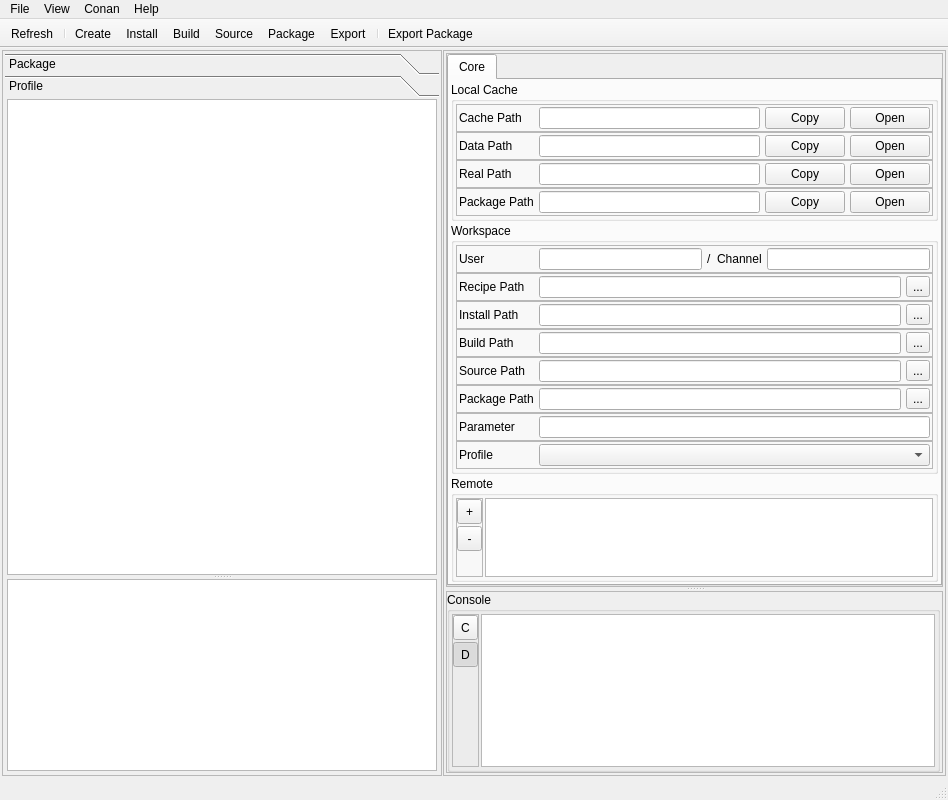
afri-bit/conan-guide, file resources/ui/main_window.ui: the form before one commit.
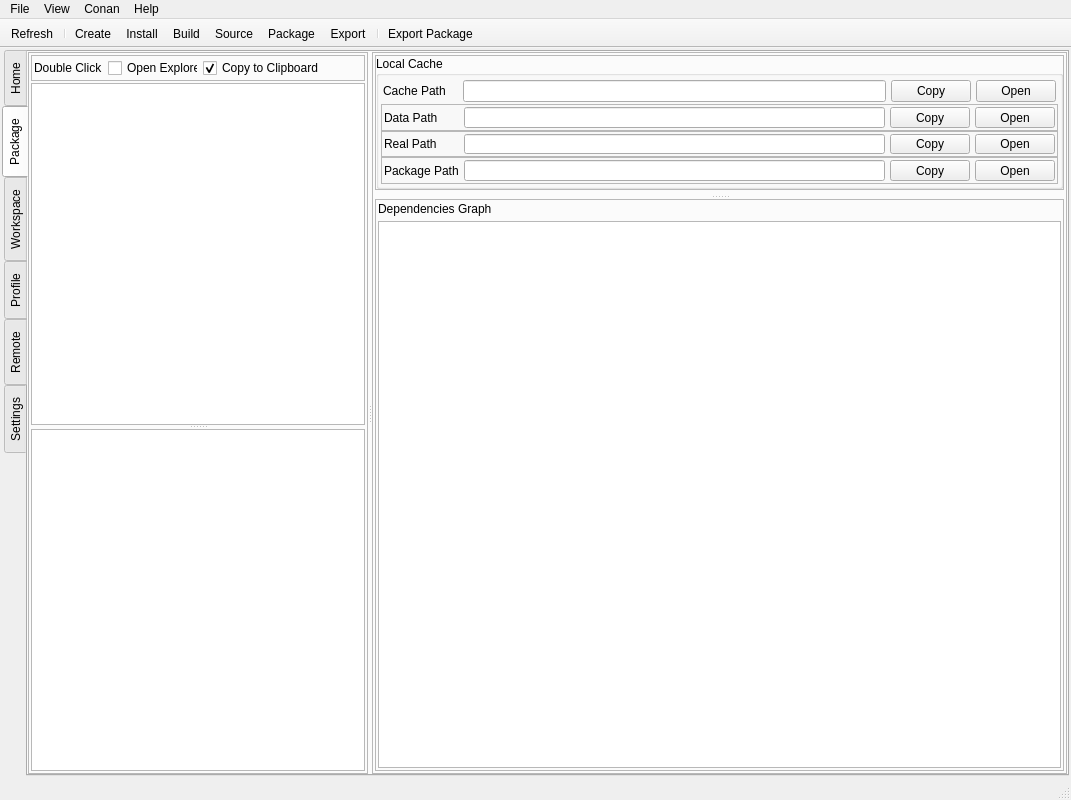
The form after the commit. The open tabs and pages were chosen to show the change. Icons and pictures are not drawn.

```diff
--- a/resources/ui/main_window.ui
+++ b/resources/ui/main_window.ui
@@ -9,7 +9,7 @@
    <rect>
     <x>0</x>
     <y>0</y>
-    <width>948</width>
+    <width>1071</width>
     <height>800</height>
    </rect>
   </property>
@@ -30,13 +30,10 @@
    <set>QMainWindow::AllowTabbedDocks|QMainWindow::AnimatedDocks</set>
   </property>
   <widget class="QWidget" name="centralwidget">
-   <layout class="QHBoxLayout" name="horizontalLayout_18">
+   <layout class="QVBoxLayout" name="verticalLayout_12">
     <property name="spacing">
-     <number>0</number>
+     <number>2</number>
     </property>
-    <property name="sizeConstraint">
-     <enum>QLayout::SetDefaultConstraint</enum>
-    </property>
     <property name="leftMargin">
      <number>2</number>
     </property>
@@ -48,25 +45,58 @@
     </property>
     <property name="bottomMargin">
      <number>2</number>
+    </property>
+    <item>
+     <widget class="QTabWidget" name="tabWidgetMain">
+      <property name="tabPosition">
+       <enum>QTabWidget::West</enum>
+      </property>
+      <property name="tabShape">
+       <enum>QTabWidget::Rounded</enum>
+      </property>
+      <property name="currentIndex">
+       <number>1</number>
+      </property>
+      <widget class="QWidget" name="tabHome">
+       <property name="enabled">
+        <bool>true</bool>
+       </property>
+       <attribute name="title">
+        <string>Home</string>
+       </attribute>
+      </widget>
+      <widget class="QWidget" name="tabPackage">
+       <attribute name="title">
+        <string>Package</string>
+       </attribute>
+       <layout class="QHBoxLayout" name="horizontalLayout_4">
+        <property name="spacing">
+         <number>0</number>
+        </property>
+        <property name="leftMargin">
+         <number>0</number>
+        </property>
+        <property name="topMargin">
+         <number>0</number>
+        </property>
+        <property name="rightMargin">
+         <number>0</number>
+        </property>
+        <property name="bottomMargin">
+         <number>0</number>
     </property>
     <item>
      <widget class="QSplitter" name="splitter_5">
-      <property name="frameShape">
-       <enum>QFrame::NoFrame</enum>
-      </property>
-      <property name="lineWidth">
-       <number>2</number>
-      </property>
-      <property name="midLineWidth">
-       <number>0</number>
-      </property>
       <property name="orientation">
        <enum>Qt::Horizontal</enum>
       </property>
-      <property name="handleWidth">
-       <number>1</number>
-      </property>
       <widget class="QFrame" name="frame_6">
+           <property name="sizePolicy">
+            <sizepolicy hsizetype="Preferred" vsizetype="Preferred">
+             <horstretch>0</horstretch>
+             <verstretch>0</verstretch>
+            </sizepolicy>
+           </property>
        <property name="minimumSize">
         <size>
          <width>300</width>
@@ -96,42 +126,6 @@
          <number>2</number>
         </property>
         <item>
-         <widget class="QToolBox" name="toolBoxConan">
-          <property name="currentIndex">
-           <number>0</number>
-          </property>
-          <property name="tabSpacing">
-           <number>0</number>
-          </property>
-          <widget class="QWidget" name="pagePackage">
-           <property name="geometry">
-            <rect>
-             <x>0</x>
-             <y>0</y>
-             <width>400</width>
-             <height>650</height>
-            </rect>
-           </property>
-           <attribute name="label">
-            <string>Package</string>
-           </attribute>
-           <layout class="QVBoxLayout" name="verticalLayout_2">
-            <property name="spacing">
-             <number>2</number>
-            </property>
-            <property name="leftMargin">
-             <number>2</number>
-            </property>
-            <property name="topMargin">
-             <number>2</number>
-            </property>
-            <property name="rightMargin">
-             <number>2</number>
-            </property>
-            <property name="bottomMargin">
-             <number>2</number>
-            </property>
-            <item>
              <widget class="QFrame" name="frame_16">
               <property name="layoutDirection">
                <enum>Qt::LeftToRight</enum>
@@ -234,66 +228,22 @@
             </item>
            </layout>
           </widget>
-          <widget class="QWidget" name="pageProfile">
-           <property name="geometry">
-            <rect>
-             <x>0</x>
-             <y>0</y>
-             <width>400</width>
-             <height>650</height>
-            </rect>
-           </property>
-           <attribute name="label">
-            <string>Profile</string>
-           </attribute>
-           <layout class="QVBoxLayout" name="verticalLayout_4">
-            <property name="spacing">
-             <number>2</number>
-            </property>
-            <property name="leftMargin">
-             <number>2</number>
-            </property>
-            <property name="topMargin">
-             <number>2</number>
-            </property>
-            <property name="rightMargin">
-             <number>2</number>
-            </property>
-            <property name="bottomMargin">
-             <number>2</number>
-            </property>
-            <item>
-             <widget class="QSplitter" name="splitter">
-              <property name="orientation">
-               <enum>Qt::Vertical</enum>
-              </property>
-              <widget class="QListView" name="listViewProfile">
+          <widget class="QFrame" name="frame_15">
                <property name="sizePolicy">
-                <sizepolicy hsizetype="Expanding" vsizetype="Expanding">
-                 <horstretch>0</horstretch>
-                 <verstretch>50</verstretch>
-                </sizepolicy>
-               </property>
-              </widget>
-              <widget class="QTreeView" name="treeViewProfileDetail"/>
-             </widget>
-            </item>
-           </layout>
-          </widget>
-         </widget>
-        </item>
-       </layout>
-      </widget>
-      <widget class="QFrame" name="frame_18">
+            <sizepolicy hsizetype="Preferred" vsizetype="Preferred">
+             <horstretch>1</horstretch>
+             <verstretch>0</verstretch>
+            </sizepolicy>
+           </property>
        <property name="frameShape">
         <enum>QFrame::StyledPanel</enum>
        </property>
        <property name="frameShadow">
         <enum>QFrame::Raised</enum>
        </property>
-       <layout class="QVBoxLayout" name="verticalLayout_10">
+           <layout class="QVBoxLayout" name="verticalLayout_13">
         <property name="spacing">
-         <number>2</number>
+             <number>5</number>
         </property>
         <property name="leftMargin">
          <number>2</number>
@@ -308,89 +258,72 @@
          <number>2</number>
         </property>
         <item>
-         <widget class="QSplitter" name="splitter_4">
-          <property name="orientation">
-           <enum>Qt::Vertical</enum>
-          </property>
-          <widget class="QFrame" name="frameMain">
+             <widget class="QSplitter" name="splitter_6">
+              <property name="contextMenuPolicy">
+               <enum>Qt::DefaultContextMenu</enum>
+              </property>
            <property name="frameShape">
-            <enum>QFrame::StyledPanel</enum>
+               <enum>QFrame::NoFrame</enum>
            </property>
            <property name="frameShadow">
-            <enum>QFrame::Raised</enum>
-           </property>
-           <layout class="QVBoxLayout" name="verticalLayout_6">
-            <property name="spacing">
-             <number>0</number>
-            </property>
-            <property name="leftMargin">
-             <number>0</number>
-            </property>
-            <property name="topMargin">
-             <number>0</number>
-            </property>
-            <property name="rightMargin">
-             <number>0</number>
-            </property>
-            <property name="bottomMargin">
-             <number>0</number>
-            </property>
-            <item>
-             <widget class="QSplitter" name="splitter_2">
+               <enum>QFrame::Plain</enum>
+              </property>
+              <property name="lineWidth">
+               <number>1</number>
+              </property>
               <property name="orientation">
                <enum>Qt::Vertical</enum>
               </property>
-              <widget class="QTabWidget" name="tabWidget">
-               <property name="enabled">
-                <bool>true</bool>
-               </property>
-               <property name="sizePolicy">
-                <sizepolicy hsizetype="Expanding" vsizetype="Expanding">
-                 <horstretch>0</horstretch>
-                 <verstretch>100</verstretch>
-                </sizepolicy>
-               </property>
-               <property name="minimumSize">
+              <property name="handleWidth">
+               <number>5</number>
+              </property>
+              <widget class="QFrame" name="frame_19">
+               <property name="maximumSize">
                 <size>
-                 <width>0</width>
-                 <height>0</height>
+                 <width>16777215</width>
+                 <height>135</height>
                 </size>
                </property>
-               <property name="currentIndex">
-                <number>0</number>
+               <property name="frameShape">
+                <enum>QFrame::StyledPanel</enum>
                </property>
-               <property name="movable">
-                <bool>true</bool>
+               <property name="frameShadow">
+                <enum>QFrame::Raised</enum>
                </property>
-               <widget class="QWidget" name="tab">
-                <attribute name="title">
-                 <string>Core</string>
-                </attribute>
-                <layout class="QVBoxLayout" name="verticalLayout_3">
+               <layout class="QVBoxLayout" name="verticalLayout_14">
                  <property name="spacing">
-                  <number>2</number>
+                 <number>0</number>
                  </property>
                  <property name="leftMargin">
-                  <number>2</number>
+                 <number>0</number>
                  </property>
                  <property name="topMargin">
-                  <number>2</number>
+                 <number>0</number>
                  </property>
                  <property name="rightMargin">
-                  <number>2</number>
+                 <number>0</number>
                  </property>
                  <property name="bottomMargin">
-                  <number>2</number>
+                 <number>0</number>
                  </property>
                  <item>
                   <widget class="QGroupBox" name="groupBox">
+                  <property name="sizePolicy">
+                   <sizepolicy hsizetype="Preferred" vsizetype="Fixed">
+                    <horstretch>0</horstretch>
+                    <verstretch>0</verstretch>
+                   </sizepolicy>
+                  </property>
                    <property name="title">
                     <string>Local Cache</string>
                    </property>
-                   <layout class="QVBoxLayout" name="verticalLayout_8">
+                  <layout class="QVBoxLayout" name="verticalLayout_8" stretch="0,0,0,0">
                     <property name="spacing">
                      <number>0</number>
                     </property>
+                   <property name="sizeConstraint">
+                    <enum>QLayout::SetDefaultConstraint</enum>
+                   </property>
                     <property name="leftMargin">
                      <number>2</number>
                     </property>
@@ -405,8 +338,14 @@
                     </property>
                     <item>
                      <widget class="QFrame" name="frame">
+                     <property name="sizePolicy">
+                      <sizepolicy hsizetype="Preferred" vsizetype="Fixed">
+                       <horstretch>0</horstretch>
+                       <verstretch>0</verstretch>
+                      </sizepolicy>
+                     </property>
                       <property name="frameShape">
-                       <enum>QFrame::StyledPanel</enum>
+                      <enum>QFrame::NoFrame</enum>
                       </property>
                       <property name="frameShadow">
                        <enum>QFrame::Raised</enum>
@@ -415,6 +354,9 @@
                        <property name="spacing">
                         <number>5</number>
                        </property>
+                      <property name="sizeConstraint">
+                       <enum>QLayout::SetDefaultConstraint</enum>
+                      </property>
                        <property name="leftMargin">
                         <number>2</number>
                        </property>
@@ -469,6 +411,12 @@
                     </item>
                     <item>
                      <widget class="QFrame" name="frame_21">
+                     <property name="sizePolicy">
+                      <sizepolicy hsizetype="Preferred" vsizetype="Fixed">
+                       <horstretch>0</horstretch>
+                       <verstretch>0</verstretch>
+                      </sizepolicy>
+                     </property>
                       <property name="frameShape">
                        <enum>QFrame::StyledPanel</enum>
                       </property>
@@ -533,6 +481,12 @@
                     </item>
                     <item>
                      <widget class="QFrame" name="frame_2">
+                     <property name="sizePolicy">
+                      <sizepolicy hsizetype="Preferred" vsizetype="Fixed">
+                       <horstretch>0</horstretch>
+                       <verstretch>0</verstretch>
+                      </sizepolicy>
+                     </property>
                       <property name="frameShape">
                        <enum>QFrame::StyledPanel</enum>
                       </property>
@@ -597,6 +551,12 @@
                     </item>
                     <item>
                      <widget class="QFrame" name="frame_3">
+                     <property name="sizePolicy">
+                      <sizepolicy hsizetype="Preferred" vsizetype="Fixed">
+                       <horstretch>0</horstretch>
+                       <verstretch>0</verstretch>
+                      </sizepolicy>
+                     </property>
                       <property name="frameShape">
                        <enum>QFrame::StyledPanel</enum>
                       </property>
@@ -668,14 +628,107 @@
                    </layout>
                   </widget>
                  </item>
+               </layout>
+              </widget>
+              <widget class="QFrame" name="frameWebView">
+               <property name="sizePolicy">
+                <sizepolicy hsizetype="Preferred" vsizetype="Preferred">
+                 <horstretch>0</horstretch>
+                 <verstretch>1</verstretch>
+                </sizepolicy>
+               </property>
+               <property name="frameShape">
+                <enum>QFrame::StyledPanel</enum>
+               </property>
+               <property name="frameShadow">
+                <enum>QFrame::Raised</enum>
+               </property>
+               <layout class="QVBoxLayout" name="verticalLayout_7">
+                <property name="spacing">
+                 <number>5</number>
+                </property>
+                <property name="leftMargin">
+                 <number>2</number>
+                </property>
+                <property name="topMargin">
+                 <number>2</number>
+                </property>
+                <property name="rightMargin">
+                 <number>2</number>
+                </property>
+                <property name="bottomMargin">
+                 <number>2</number>
+                </property>
                  <item>
-                  <widget class="QGroupBox" name="groupBoxWorkspace">
-                   <property name="title">
+                 <widget class="QLabel" name="label_15">
+                  <property name="text">
+                   <string>Dependencies Graph</string>
+                  </property>
+                 </widget>
+                </item>
+                <item>
+                 <widget class="QGraphicsView" name="graphicsView">
+                  <property name="sceneRect">
+                   <rectf>
+                    <x>0.000000000000000</x>
+                    <y>0.000000000000000</y>
+                    <width>0.000000000000000</width>
+                    <height>0.000000000000000</height>
+                   </rectf>
+                  </property>
+                 </widget>
+                </item>
+               </layout>
+              </widget>
+             </widget>
+            </item>
+           </layout>
+          </widget>
+         </widget>
+        </item>
+       </layout>
+      </widget>
+      <widget class="QWidget" name="tabWorkspace">
+       <attribute name="title">
                     <string>Workspace</string>
-                   </property>
-                   <layout class="QVBoxLayout" name="verticalLayout_9">
+       </attribute>
+       <layout class="QVBoxLayout" name="verticalLayout_6">
                     <property name="spacing">
                      <number>0</number>
+        </property>
+        <property name="leftMargin">
+         <number>0</number>
+        </property>
+        <property name="topMargin">
+         <number>0</number>
+        </property>
+        <property name="rightMargin">
+         <number>0</number>
+        </property>
+        <property name="bottomMargin">
+         <number>0</number>
+        </property>
+        <item>
+         <widget class="QSplitter" name="splitter_8">
+          <property name="orientation">
+           <enum>Qt::Vertical</enum>
+          </property>
+          <widget class="QFrame" name="frame_24">
+           <property name="maximumSize">
+            <size>
+             <width>16777215</width>
+             <height>228</height>
+            </size>
+           </property>
+           <property name="frameShape">
+            <enum>QFrame::StyledPanel</enum>
+           </property>
+           <property name="frameShadow">
+            <enum>QFrame::Raised</enum>
+           </property>
+           <layout class="QVBoxLayout" name="verticalLayout_3">
+            <property name="spacing">
+             <number>2</number>
                     </property>
                     <property name="leftMargin">
                      <number>2</number>
@@ -1097,131 +1150,20 @@
                     </item>
                    </layout>
                   </widget>
-                 </item>
-                 <item>
-                  <widget class="QGroupBox" name="groupBox_3">
-                   <property name="title">
-                    <string>Remote</string>
-                   </property>
-                   <layout class="QHBoxLayout" name="horizontalLayout_16">
-                    <property name="spacing">
-                     <number>2</number>
-                    </property>
-                    <property name="leftMargin">
-                     <number>2</number>
-                    </property>
-                    <property name="topMargin">
-                     <number>2</number>
-                    </property>
-                    <property name="rightMargin">
-                     <number>2</number>
-                    </property>
-                    <property name="bottomMargin">
-                     <number>2</number>
-                    </property>
-                    <item>
-                     <widget class="QFrame" name="frame_7">
-                      <property name="frameShape">
-                       <enum>QFrame::StyledPanel</enum>
-                      </property>
-                      <property name="frameShadow">
-                       <enum>QFrame::Raised</enum>
-                      </property>
-                      <layout class="QVBoxLayout" name="verticalLayout_7">
-                       <property name="spacing">
-                        <number>2</number>
-                       </property>
-                       <property name="leftMargin">
-                        <number>0</number>
-                       </property>
-                       <property name="topMargin">
-                        <number>0</number>
-                       </property>
-                       <property name="rightMargin">
-                        <number>0</number>
-                       </property>
-                       <property name="bottomMargin">
-                        <number>0</number>
-                       </property>
-                       <item>
-                        <widget class="QToolButton" name="toolButton">
-                         <property name="minimumSize">
-                          <size>
-                           <width>25</width>
-                           <height>25</height>
-                          </size>
-                         </property>
-                         <property name="maximumSize">
-                          <size>
-                           <width>20</width>
-                           <height>16777215</height>
-                          </size>
-                         </property>
-                         <property name="text">
-                          <string>+</string>
-                         </property>
-                        </widget>
-                       </item>
-                       <item>
-                        <widget class="QToolButton" name="toolButton_2">
+          <widget class="QFrame" name="frame_25">
                          <property name="sizePolicy">
-                          <sizepolicy hsizetype="Fixed" vsizetype="Fixed">
+            <sizepolicy hsizetype="Preferred" vsizetype="Preferred">
                            <horstretch>0</horstretch>
-                           <verstretch>0</verstretch>
-                          </sizepolicy>
-                         </property>
-                         <property name="minimumSize">
-                          <size>
-                           <width>25</width>
-                           <height>25</height>
-                          </size>
-                         </property>
-                         <property name="text">
-                          <string>-</string>
-                         </property>
-                        </widget>
-                       </item>
-                       <item>
-                        <spacer name="verticalSpacer_3">
-                         <property name="orientation">
-                          <enum>Qt::Vertical</enum>
-                         </property>
-                         <property name="sizeHint" stdset="0">
-                          <size>
-                           <width>20</width>
-                           <height>40</height>
-                          </size>
-                         </property>
-                        </spacer>
-                       </item>
-                      </layout>
-                     </widget>
-                    </item>
-                    <item>
-                     <widget class="QTableView" name="tableViewRemoteList">
-                      <property name="horizontalScrollMode">
-                       <enum>QAbstractItemView::ScrollPerPixel</enum>
-                      </property>
-                     </widget>
-                    </item>
-                   </layout>
-                  </widget>
-                 </item>
-                </layout>
-               </widget>
-              </widget>
-             </widget>
-            </item>
-           </layout>
-          </widget>
-          <widget class="QFrame" name="frame_17">
+             <verstretch>1</verstretch>
+            </sizepolicy>
+           </property>
            <property name="frameShape">
             <enum>QFrame::StyledPanel</enum>
            </property>
            <property name="frameShadow">
             <enum>QFrame::Raised</enum>
            </property>
-           <layout class="QVBoxLayout" name="verticalLayout_11">
+           <layout class="QHBoxLayout" name="horizontalLayout_17">
             <property name="spacing">
              <number>0</number>
             </property>
@@ -1232,7 +1174,7 @@
              <number>0</number>
             </property>
             <property name="rightMargin">
-             <number>2</number>
+             <number>0</number>
             </property>
             <property name="bottomMargin">
              <number>0</number>
@@ -1242,7 +1184,7 @@
               <property name="title">
                <string>Console</string>
               </property>
-              <layout class="QHBoxLayout" name="horizontalLayout_17">
+              <layout class="QHBoxLayout" name="horizontalLayout_18">
                <property name="spacing">
                 <number>2</number>
                </property>
@@ -1364,6 +1306,215 @@
         </item>
        </layout>
       </widget>
+      <widget class="QWidget" name="tabProfile">
+       <attribute name="title">
+        <string>Profile</string>
+       </attribute>
+       <layout class="QHBoxLayout" name="horizontalLayout_14">
+        <property name="spacing">
+         <number>0</number>
+        </property>
+        <property name="leftMargin">
+         <number>0</number>
+        </property>
+        <property name="topMargin">
+         <number>0</number>
+        </property>
+        <property name="rightMargin">
+         <number>0</number>
+        </property>
+        <property name="bottomMargin">
+         <number>0</number>
+        </property>
+        <item>
+         <widget class="QSplitter" name="splitter_7">
+          <property name="orientation">
+           <enum>Qt::Horizontal</enum>
+          </property>
+          <widget class="QFrame" name="frame_22">
+           <property name="minimumSize">
+            <size>
+             <width>300</width>
+             <height>0</height>
+            </size>
+           </property>
+           <property name="frameShape">
+            <enum>QFrame::StyledPanel</enum>
+           </property>
+           <property name="frameShadow">
+            <enum>QFrame::Raised</enum>
+           </property>
+           <layout class="QVBoxLayout" name="verticalLayout_2">
+            <property name="spacing">
+             <number>2</number>
+            </property>
+            <property name="leftMargin">
+             <number>2</number>
+            </property>
+            <property name="topMargin">
+             <number>2</number>
+            </property>
+            <property name="rightMargin">
+             <number>2</number>
+            </property>
+            <property name="bottomMargin">
+             <number>2</number>
+            </property>
+            <item>
+             <widget class="QSplitter" name="splitter">
+              <property name="orientation">
+               <enum>Qt::Vertical</enum>
+              </property>
+              <widget class="QListView" name="listViewProfile">
+               <property name="sizePolicy">
+                <sizepolicy hsizetype="Expanding" vsizetype="Expanding">
+                 <horstretch>0</horstretch>
+                 <verstretch>0</verstretch>
+                </sizepolicy>
+               </property>
+              </widget>
+              <widget class="QTreeView" name="treeViewProfileDetail">
+               <property name="sizePolicy">
+                <sizepolicy hsizetype="Expanding" vsizetype="Expanding">
+                 <horstretch>0</horstretch>
+                 <verstretch>0</verstretch>
+                </sizepolicy>
+               </property>
+              </widget>
+             </widget>
+            </item>
+           </layout>
+          </widget>
+          <widget class="QFrame" name="frame_23">
+           <property name="sizePolicy">
+            <sizepolicy hsizetype="Preferred" vsizetype="Preferred">
+             <horstretch>1</horstretch>
+             <verstretch>0</verstretch>
+            </sizepolicy>
+           </property>
+           <property name="frameShape">
+            <enum>QFrame::StyledPanel</enum>
+           </property>
+           <property name="frameShadow">
+            <enum>QFrame::Raised</enum>
+           </property>
+          </widget>
+         </widget>
+        </item>
+       </layout>
+      </widget>
+      <widget class="QWidget" name="tabRemote">
+       <attribute name="title">
+        <string>Remote</string>
+       </attribute>
+       <layout class="QVBoxLayout" name="verticalLayout_4">
+        <property name="spacing">
+         <number>2</number>
+        </property>
+        <property name="leftMargin">
+         <number>2</number>
+        </property>
+        <property name="topMargin">
+         <number>2</number>
+        </property>
+        <property name="rightMargin">
+         <number>2</number>
+        </property>
+        <property name="bottomMargin">
+         <number>2</number>
+        </property>
+        <item>
+         <widget class="QFrame" name="frame_7">
+          <property name="frameShape">
+           <enum>QFrame::StyledPanel</enum>
+          </property>
+          <property name="frameShadow">
+           <enum>QFrame::Raised</enum>
+          </property>
+          <layout class="QHBoxLayout" name="horizontalLayout_16">
+           <property name="spacing">
+            <number>2</number>
+           </property>
+           <property name="leftMargin">
+            <number>0</number>
+           </property>
+           <property name="topMargin">
+            <number>0</number>
+           </property>
+           <property name="rightMargin">
+            <number>0</number>
+           </property>
+           <property name="bottomMargin">
+            <number>0</number>
+           </property>
+           <item>
+            <widget class="QToolButton" name="toolButton">
+             <property name="minimumSize">
+              <size>
+               <width>25</width>
+               <height>25</height>
+              </size>
+             </property>
+             <property name="maximumSize">
+              <size>
+               <width>20</width>
+               <height>16777215</height>
+              </size>
+             </property>
+             <property name="text">
+              <string>+</string>
+             </property>
+            </widget>
+           </item>
+           <item>
+            <widget class="QToolButton" name="toolButton_2">
+             <property name="sizePolicy">
+              <sizepolicy hsizetype="Fixed" vsizetype="Fixed">
+               <horstretch>0</horstretch>
+               <verstretch>0</verstretch>
+              </sizepolicy>
+             </property>
+             <property name="minimumSize">
+              <size>
+               <width>25</width>
+               <height>25</height>
+              </size>
+             </property>
+             <property name="text">
+              <string>-</string>
+             </property>
+            </widget>
+           </item>
+           <item>
+            <spacer name="horizontalSpacer_2">
+             <property name="orientation">
+              <enum>Qt::Horizontal</enum>
+             </property>
+             <property name="sizeHint" stdset="0">
+              <size>
+               <width>40</width>
+               <height>20</height>
+              </size>
+             </property>
+            </spacer>
+           </item>
+          </layout>
+         </widget>
+        </item>
+        <item>
+         <widget class="QTableView" name="tableViewRemoteList">
+          <property name="horizontalScrollMode">
+           <enum>QAbstractItemView::ScrollPerPixel</enum>
+          </property>
+         </widget>
+        </item>
+       </layout>
+      </widget>
+      <widget class="QWidget" name="tabSettings">
+       <attribute name="title">
+        <string>Settings</string>
+       </attribute>
+      </widget>
      </widget>
     </item>
    </layout>
@@ -1373,7 +1524,7 @@
     <rect>
      <x>0</x>
      <y>0</y>
-     <width>948</width>
+     <width>1071</width>
      <height>21</height>
     </rect>
    </property>
@@ -1381,8 +1532,13 @@
     <property name="title">
      <string>View</string>
     </property>
+    <addaction name="actionViewHome"/>
     <addaction name="actionViewPackage"/>
+    <addaction name="actionViewWorkspace"/>
     <addaction name="actionViewProfile"/>
+    <addaction name="actionViewRemote"/>
+    <addaction name="separator"/>
+    <addaction name="actionViewSettings"/>
    </widget>
    <widget class="QMenu" name="menuFile">
     <property name="title">
@@ -1593,6 +1749,26 @@
     <string>About</string>
    </property>
   </action>
+  <action name="actionViewHome">
+   <property name="text">
+    <string>Home</string>
+   </property>
+  </action>
+  <action name="actionViewWorkspace">
+   <property name="text">
+    <string>Workspace</string>
+   </property>
+  </action>
+  <action name="actionViewRemote">
+   <property name="text">
+    <string>Remote</string>
+   </property>
+  </action>
+  <action name="actionViewSettings">
+   <property name="text">
+    <string>Settings</string>
+   </property>
+  </action>
  </widget>
  <resources>
   <include location="../resources.qrc"/>
```
Lines whose indentation alone changed are shown as unchanged.
